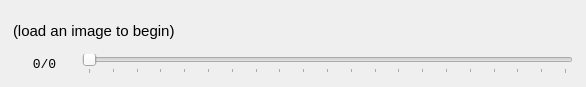
Old version of the form src/views/imageSlider.ui in the repository moonbot/storyTime.
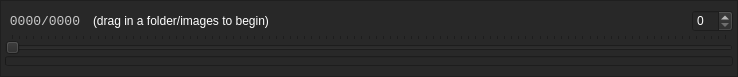
New version of the form.

Patch:
```diff
--- a/src/views/imageSlider.ui
+++ b/src/views/imageSlider.ui
@@ -6,30 +6,94 @@
    <rect>
     <x>0</x>
     <y>0</y>
-    <width>586</width>
-    <height>87</height>
+    <width>738</width>
+    <height>77</height>
    </rect>
   </property>
   <property name="windowTitle">
    <string>Form</string>
   </property>
-  <layout class="QHBoxLayout" name="horizontalLayout">
-   <item>
-    <layout class="QVBoxLayout" name="verticalLayout">
+  <property name="styleSheet">
+   <string notr="true">background-color: rgb(50, 50, 50);color: rgb(255, 255, 255);selection-background-color:rgb(140, 140, 140)</string>
+  </property>
+  <layout class="QVBoxLayout" name="verticalLayout_2">
      <property name="margin">
+    <number>0</number>
+   </property>
+   <item>
+    <widget class="QFrame" name="frame">
+     <property name="styleSheet">
+      <string notr="true">background-color: rgb(40,40,40);</string>
+     </property>
+     <property name="frameShape">
+      <enum>QFrame::StyledPanel</enum>
+     </property>
+     <property name="frameShadow">
+      <enum>QFrame::Raised</enum>
+     </property>
+     <layout class="QVBoxLayout" name="verticalLayout_3">
+      <property name="leftMargin">
+       <number>4</number>
+      </property>
+      <property name="topMargin">
+       <number>2</number>
+      </property>
+      <property name="rightMargin">
+       <number>4</number>
+      </property>
+      <property name="bottomMargin">
+       <number>2</number>
+      </property>
+      <item>
+       <layout class="QVBoxLayout" name="verticalLayout">
+        <property name="spacing">
       <number>2</number>
      </property>
      <item>
       <layout class="QHBoxLayout" name="horizontalLayout_2">
+          <property name="spacing">
+           <number>8</number>
+          </property>
+          <item>
+           <widget class="QLabel" name="uiImageSliderLabel">
+            <property name="minimumSize">
+             <size>
+              <width>80</width>
+              <height>0</height>
+             </size>
+            </property>
+            <property name="maximumSize">
+             <size>
+              <width>80</width>
+              <height>16</height>
+             </size>
+            </property>
+            <property name="font">
+             <font>
+              <family>Lucida Console</family>
+              <pointsize>10</pointsize>
+             </font>
+            </property>
+            <property name="styleSheet">
+             <string notr="true">color: rgb(200, 200, 200);</string>
+            </property>
+            <property name="text">
+             <string>0000/0000</string>
+            </property>
+            <property name="alignment">
+             <set>Qt::AlignBottom|Qt::AlignHCenter</set>
+            </property>
+           </widget>
+          </item>
        <item>
         <widget class="QLabel" name="uiImagePath">
          <property name="font">
           <font>
-           <pointsize>11</pointsize>
+              <pointsize>9</pointsize>
           </font>
          </property>
          <property name="text">
-          <string>(load an image to begin)</string>
+             <string>(drag in a folder/images to begin)</string>
          </property>
         </widget>
        </item>
@@ -46,48 +110,30 @@
          </property>
         </spacer>
        </item>
+          <item>
+           <widget class="QSpinBox" name="uiImageSliderMax">
+            <property name="enabled">
+             <bool>false</bool>
+            </property>
+           </widget>
+          </item>
       </layout>
      </item>
      <item>
       <layout class="QHBoxLayout" name="horizontalLayout_3">
-       <item>
-        <widget class="QLabel" name="uiImageSliderLabel">
-         <property name="minimumSize">
-          <size>
-           <width>63</width>
-           <height>0</height>
-          </size>
-         </property>
-         <property name="maximumSize">
-          <size>
-           <width>63</width>
-           <height>16777215</height>
-          </size>
-         </property>
-         <property name="font">
-          <font>
-           <family>Courier New</family>
-           <pointsize>10</pointsize>
-          </font>
-         </property>
-         <property name="text">
-          <string>0/0</string>
-         </property>
-         <property name="alignment">
-          <set>Qt::AlignCenter</set>
-         </property>
-        </widget>
-       </item>
+          <property name="spacing">
+           <number>4</number>
+          </property>
        <item>
         <widget class="QSlider" name="uiImageSlider">
          <property name="maximum">
-          <number>20</number>
+             <number>100</number>
          </property>
          <property name="orientation">
           <enum>Qt::Horizontal</enum>
          </property>
          <property name="tickPosition">
-          <enum>QSlider::TicksBelow</enum>
+             <enum>QSlider::TicksAbove</enum>
          </property>
          <property name="tickInterval">
           <number>1</number>
@@ -96,7 +142,32 @@
        </item>
       </layout>
      </item>
-    </layout>
+        <item>
+         <widget class="QProgressBar" name="progressBar">
+          <property name="maximumSize">
+           <size>
+            <width>16777215</width>
+            <height>10</height>
+           </size>
+          </property>
+          <property name="styleSheet">
+           <string notr="true">selection-background-color: rgb(68, 118, 170);</string>
+          </property>
+          <property name="maximum">
+           <number>100</number>
+          </property>
+          <property name="value">
+           <number>0</number>
+          </property>
+          <property name="textVisible">
+           <bool>false</bool>
+          </property>
+         </widget>
+        </item>
+       </layout>
+      </item>
+     </layout>
+    </widget>
    </item>
   </layout>
  </widget>
```
Left out of the diff: 35 changed lines with no effect on the pictures. Lines whose indentation alone changed are shown as unchanged.
